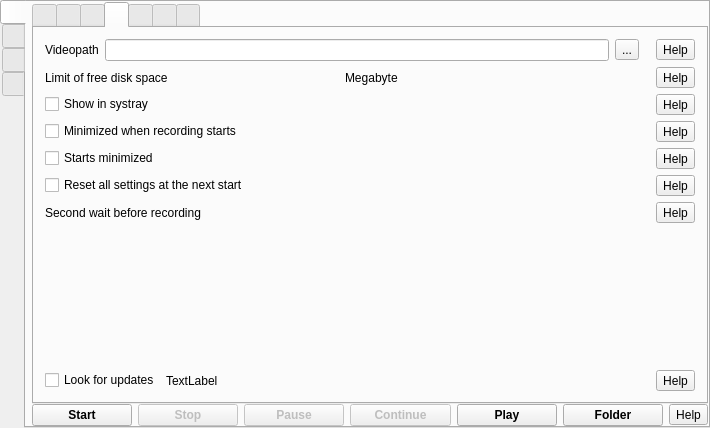
Above: src/formMainWindow.ui from vkohaupt/vokoscreenNG before the change. Below: the same form after it.
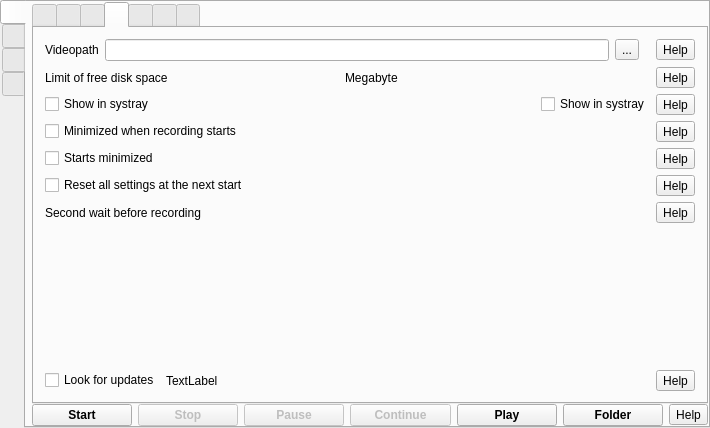
That is the form after the change. The open tabs and pages were chosen to show the change. Icons and pictures are not drawn.

Commit message: Alternative for Systray entry

```diff
--- a/src/formMainWindow.ui
+++ b/src/formMainWindow.ui
@@ -89,7 +89,7 @@
            <string notr="true"/>
           </property>
           <property name="currentIndex">
-           <number>2</number>
+           <number>3</number>
           </property>
           <property name="iconSize">
            <size>
@@ -1083,6 +1083,30 @@
             <item>
              <layout class="QHBoxLayout" name="horizontalLayout_21">
               <item>
+               <widget class="QFrame" name="frameShowInSystray">
+                <property name="frameShape">
+                 <enum>QFrame::NoFrame</enum>
+                </property>
+                <property name="frameShadow">
+                 <enum>QFrame::Raised</enum>
+                </property>
+                <layout class="QHBoxLayout" name="horizontalLayout_30">
+                 <property name="spacing">
+                  <number>0</number>
+                 </property>
+                 <property name="leftMargin">
+                  <number>0</number>
+                 </property>
+                 <property name="topMargin">
+                  <number>0</number>
+                 </property>
+                 <property name="rightMargin">
+                  <number>0</number>
+                 </property>
+                 <property name="bottomMargin">
+                  <number>0</number>
+                 </property>
+                 <item>
                <widget class="QCheckBox" name="checkBoxShowInSystray">
                 <property name="text">
                  <string>Show in systray</string>
@@ -1090,7 +1114,7 @@
                </widget>
               </item>
               <item>
-               <spacer name="horizontalSpacer_5">
+                  <spacer name="horizontalSpacer_8">
                 <property name="orientation">
                  <enum>Qt::Horizontal</enum>
                 </property>
@@ -1101,6 +1125,43 @@
                  </size>
                 </property>
                </spacer>
+                 </item>
+                </layout>
+               </widget>
+              </item>
+              <item>
+               <widget class="QFrame" name="frameShowInSystrayAlternative">
+                <property name="frameShape">
+                 <enum>QFrame::NoFrame</enum>
+                </property>
+                <property name="frameShadow">
+                 <enum>QFrame::Raised</enum>
+                </property>
+                <layout class="QHBoxLayout" name="horizontalLayout_18">
+                 <property name="spacing">
+                  <number>0</number>
+                 </property>
+                 <property name="leftMargin">
+                  <number>0</number>
+                 </property>
+                 <property name="topMargin">
+                  <number>0</number>
+                 </property>
+                 <property name="rightMargin">
+                  <number>0</number>
+                 </property>
+                 <property name="bottomMargin">
+                  <number>0</number>
+                 </property>
+                 <item>
+                  <widget class="QCheckBox" name="checkBoxShowInSystrayAlternative">
+                   <property name="text">
+                    <string>Show in systray</string>
+                   </property>
+                  </widget>
+                 </item>
+                </layout>
+               </widget>
               </item>
               <item alignment="Qt::AlignTop">
                <widget class="QToolButton" name="help_screencast_showinsystray">
```
Left out of the diff: 1 changed line with no effect on the pictures. Lines whose indentation alone changed are shown as unchanged. The commit also changes 9 other files.
